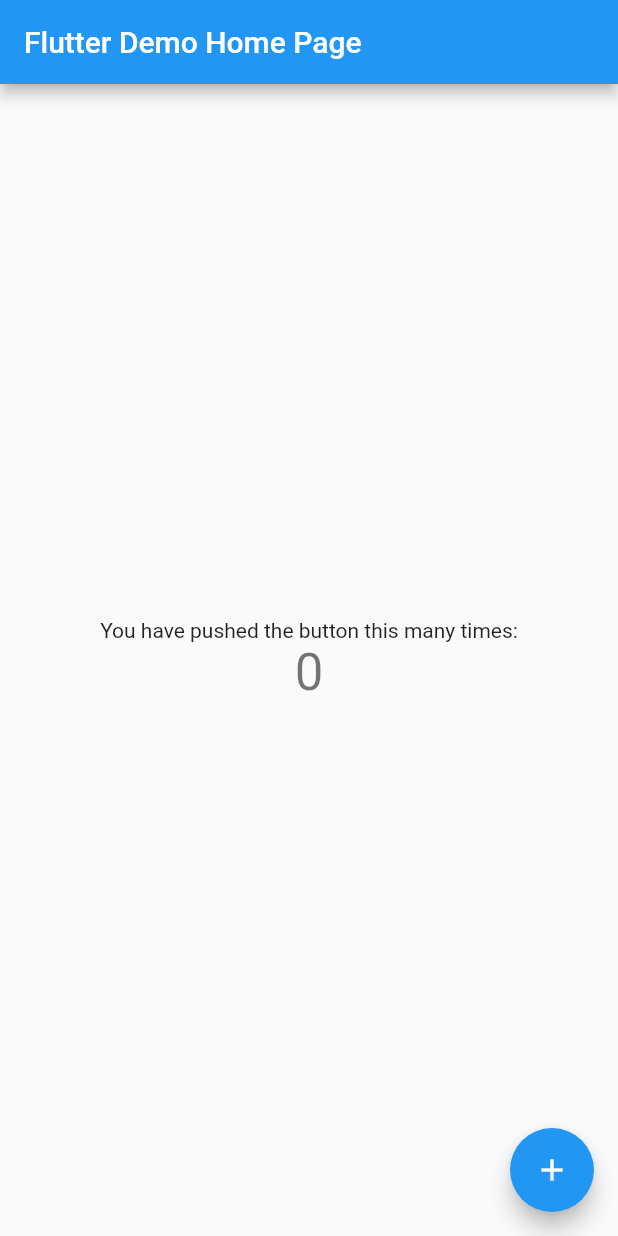
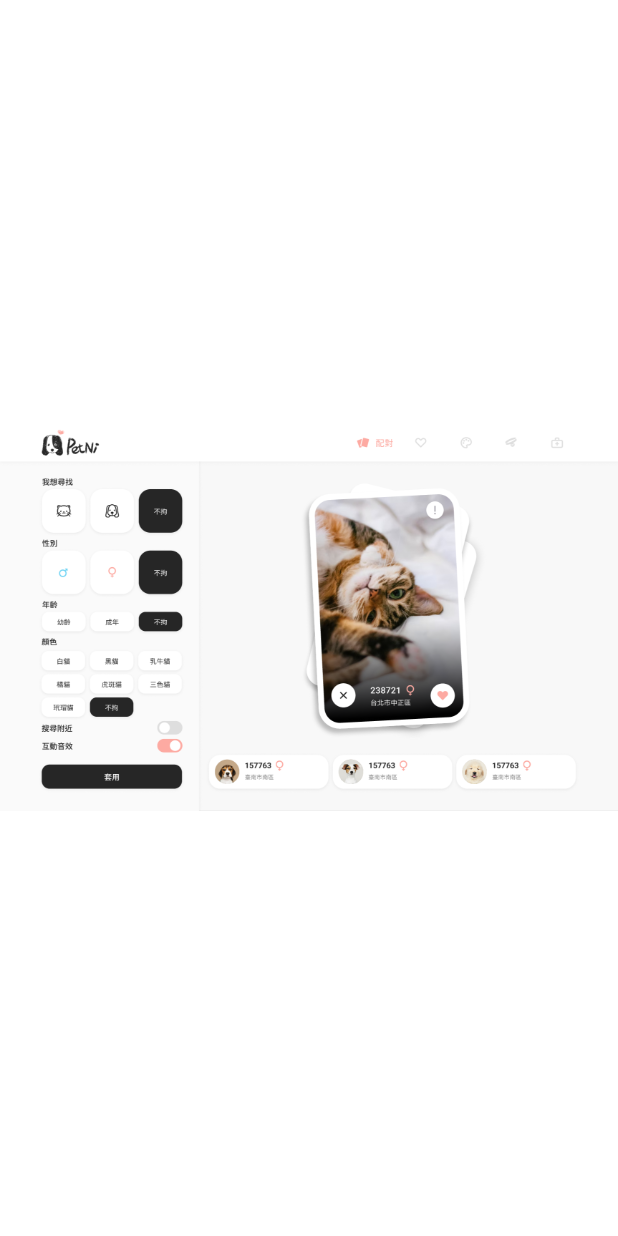
Before and after one commit to PetNi-App/APP, a Flutter app: the screen it shows after launch, on a phone screen of 412 x 824 dp. Run offline on Flutter 3.47's test engine with Material 2 defaults, Android fonts, the phone set to English and light mode, and no system bars.

Commit message:
style: fake home

```diff
--- /dev/null
+++ b/lib/fake_home.dart
@@ -0,0 +1,15 @@
+import 'package:flutter/material.dart';
+
+class FakeHome extends StatelessWidget {
+  const FakeHome({Key? key}) : super(key: key);
+
+  @override
+  Widget build(BuildContext context) {
+    return Image.asset(
+      "fakes/fake_home.png",
+      fit: BoxFit.contain,
+      height: double.infinity,
+      alignment: Alignment.center,
+    );
+  }
+}
--- a/lib/main.dart
+++ b/lib/main.dart
@@ -1,113 +1,6 @@
 import 'package:flutter/material.dart';
+import 'package:pet_ni/fake_home.dart';
 
 void main() {
-  runApp(MyApp());
+  runApp(FakeHome());
 }
-
-class MyApp extends StatelessWidget {
-  // This widget is the root of your application.
-  @override
-  Widget build(BuildContext context) {
-    return MaterialApp(
-      title: 'Flutter Demo',
-      theme: ThemeData(
-        // This is the theme of your application.
-        //
-        // Try running your application with "flutter run". You'll see the
-        // application has a blue toolbar. Then, without quitting the app, try
-        // changing the primarySwatch below to Colors.green and then invoke
-        // "hot reload" (press "r" in the console where you ran "flutter run",
-        // or simply save your changes to "hot reload" in a Flutter IDE).
-        // Notice that the counter didn't reset back to zero; the application
-        // is not restarted.
-        primarySwatch: Colors.blue,
-      ),
-      home: MyHomePage(title: 'Flutter Demo Home Page'),
-    );
-  }
-}
-
-class MyHomePage extends StatefulWidget {
-  MyHomePage({Key? key, required this.title}) : super(key: key);
-
-  // This widget is the home page of your application. It is stateful, meaning
-  // that it has a State object (defined below) that contains fields that affect
-  // how it looks.
-
-  // This class is the configuration for the state. It holds the values (in this
-  // case the title) provided by the parent (in this case the App widget) and
-  // used by the build method of the State. Fields in a Widget subclass are
-  // always marked "final".
-
-  final String title;
-
-  @override
-  _MyHomePageState createState() => _MyHomePageState();
-}
-
-class _MyHomePageState extends State<MyHomePage> {
-  int _counter = 0;
-
-  void _incrementCounter() {
-    setState(() {
-      // This call to setState tells the Flutter framework that something has
-      // changed in this State, which causes it to rerun the build method below
-      // so that the display can reflect the updated values. If we changed
-      // _counter without calling setState(), then the build method would not be
-      // called again, and so nothing would appear to happen.
-      _counter++;
-    });
-  }
-
-  @override
-  Widget build(BuildContext context) {
-    // This method is rerun every time setState is called, for instance as done
-    // by the _incrementCounter method above.
-    //
-    // The Flutter framework has been optimized to make rerunning build methods
-    // fast, so that you can just rebuild anything that needs updating rather
-    // than having to individually change instances of widgets.
-    return Scaffold(
-      appBar: AppBar(
-        // Here we take the value from the MyHomePage object that was created by
-        // the App.build method, and use it to set our appbar title.
-        title: Text(widget.title),
-      ),
-      body: Center(
-        // Center is a layout widget. It takes a single child and positions it
-        // in the middle of the parent.
-        child: Column(
-          // Column is also a layout widget. It takes a list of children and
-          // arranges them vertically. By default, it sizes itself to fit its
-          // children horizontally, and tries to be as tall as its parent.
-          //
-          // Invoke "debug painting" (press "p" in the console, choose the
-          // "Toggle Debug Paint" action from the Flutter Inspector in Android
-          // Studio, or the "Toggle Debug Paint" command in Visual Studio Code)
-          // to see the wireframe for each widget.
-          //
-          // Column has various properties to control how it sizes itself and
-          // how it positions its children. Here we use mainAxisAlignment to
-          // center the children vertically; the main axis here is the vertical
-          // axis because Columns are vertical (the cross axis would be
-          // horizontal).
-          mainAxisAlignment: MainAxisAlignment.center,
-          children: <Widget>[
-            Text(
-              'You have pushed the button this many times:',
-            ),
-            Text(
-              '$_counter',
-              style: Theme.of(context).textTheme.headline4,
-            ),
-          ],
-        ),
-      ),
-      floatingActionButton: FloatingActionButton(
-        onPressed: _incrementCounter,
-        tooltip: 'Increment',
-        child: Icon(Icons.add),
-      ), // This trailing comma makes auto-formatting nicer for build methods.
-    );
-  }
-}
```
Also changed, not shown: pubspec.yaml (+3 -7 lines), fakes/fake_home.png (added), 2 other files.
